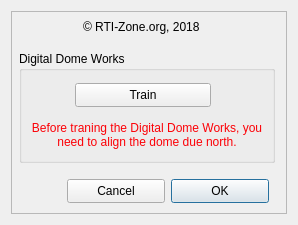
This is ddwDome.ui in rpineau/ddwDome as Qt 5 draws it before an edit. The edited form follows.
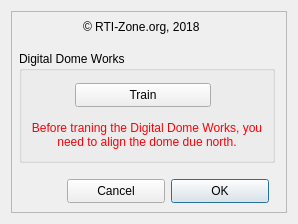
This is the edited form. Custom widgets are drawn as their Qt base class.

Commit message: Disable debug, lock ui size

What changed in the file:
```diff
--- a/ddwDome.ui
+++ b/ddwDome.ui
@@ -7,19 +7,19 @@
     <x>0</x>
     <y>0</y>
     <width>298</width>
-    <height>225</height>
+    <height>224</height>
    </rect>
   </property>
   <property name="minimumSize">
    <size>
-    <width>0</width>
-    <height>0</height>
+    <width>298</width>
+    <height>224</height>
    </size>
   </property>
   <property name="maximumSize">
    <size>
-    <width>9999</width>
-    <height>9999</height>
+    <width>298</width>
+    <height>224</height>
    </size>
   </property>
   <property name="windowTitle">
```
The commit also changes 1 other file.
